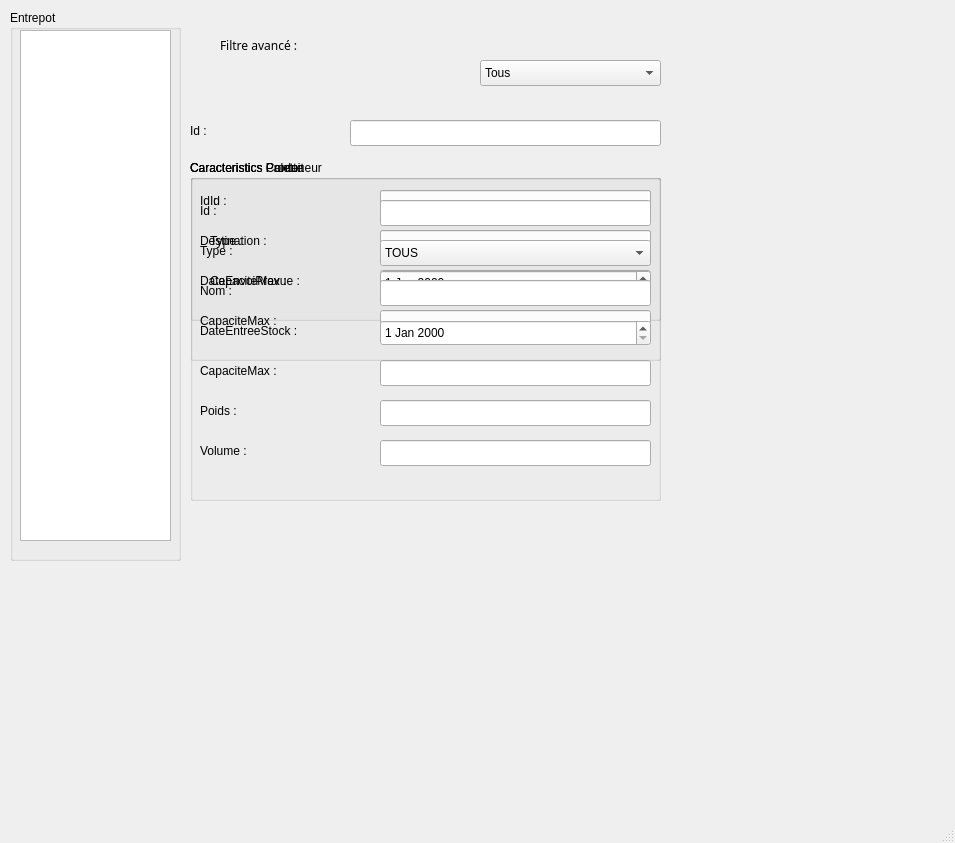
This is mainwindow.ui in chaymaemakhokh/qt_project as Qt 5 draws it before an edit. The edited form follows.
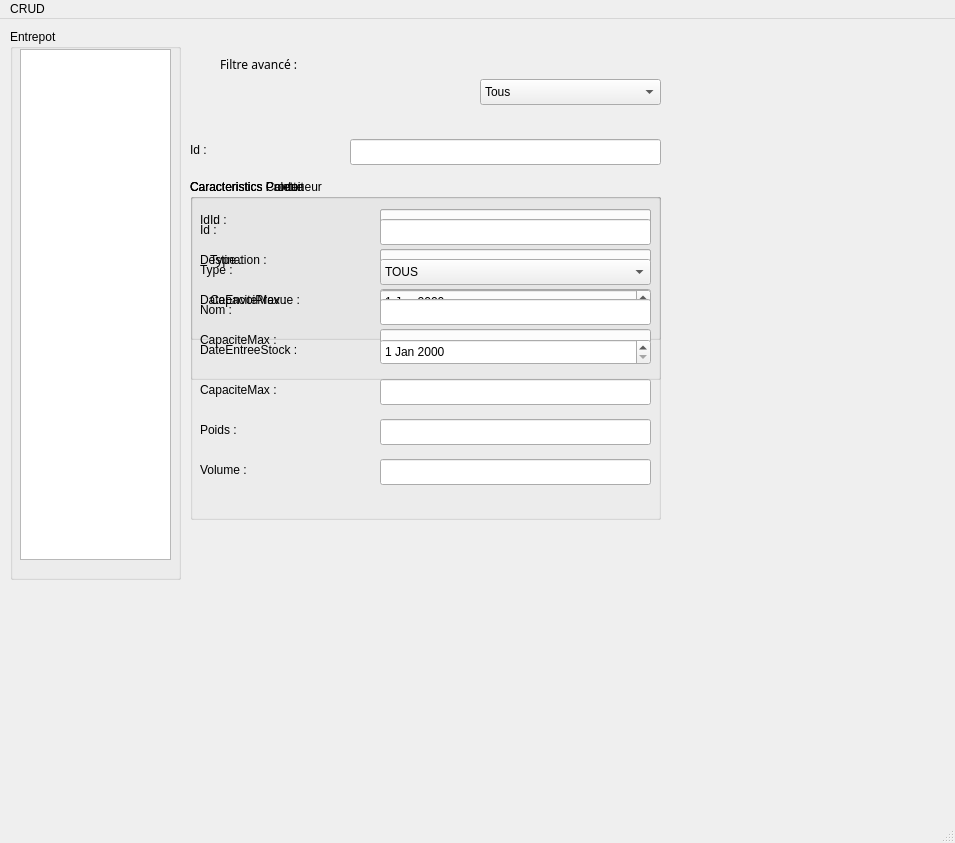
This is the edited form.

```diff
--- a/mainwindow.ui
+++ b/mainwindow.ui
@@ -526,9 +526,17 @@
      <x>0</x>
      <y>0</y>
      <width>955</width>
-     <height>26</height>
+     <height>22</height>
     </rect>
    </property>
+   <widget class="QMenu" name="menuCRUD">
+    <property name="title">
+     <string>CRUD</string>
+    </property>
+    <addaction name="actionAjoute_Produit"/>
+    <addaction name="actionAjouter_Conteneur"/>
+   </widget>
+   <addaction name="menuCRUD"/>
   </widget>
   <widget class="QStatusBar" name="statusbar"/>
  </widget>
```
Left out of the diff: 10 changed lines with no effect on the pictures.
